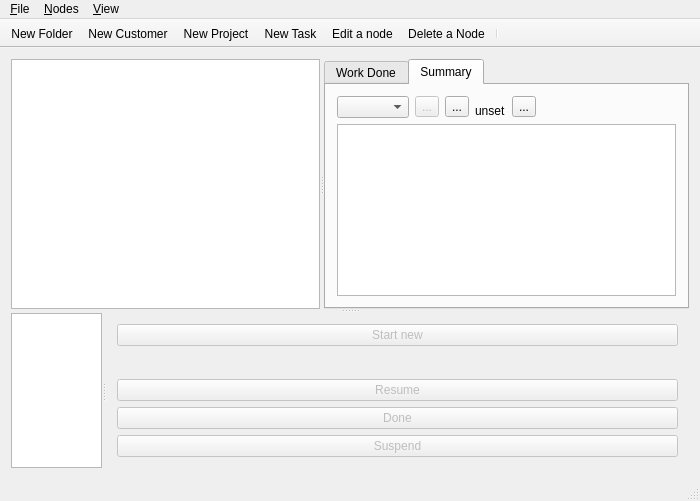
jgaa/whid, file ui/mainwindow.ui: the form before one commit.
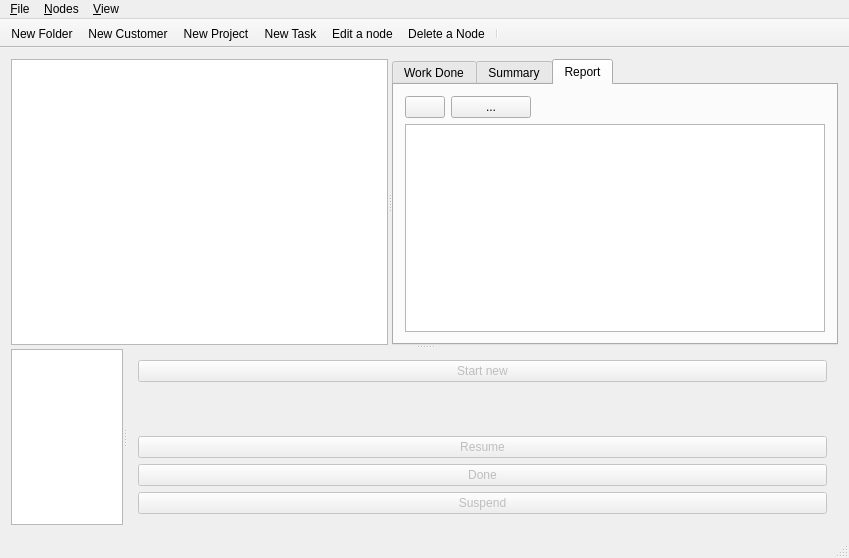
The form after the commit. Icons and pictures are not drawn.

Commit message: Report tab

```diff
--- a/ui/mainwindow.ui
+++ b/ui/mainwindow.ui
@@ -6,8 +6,8 @@
    <rect>
     <x>0</x>
     <y>0</y>
-    <width>700</width>
-    <height>501</height>
+    <width>849</width>
+    <height>558</height>
    </rect>
   </property>
   <property name="sizePolicy">
@@ -49,7 +49,7 @@
          <enum>QTabWidget::Rounded</enum>
         </property>
         <property name="currentIndex">
-         <number>1</number>
+         <number>2</number>
         </property>
         <widget class="QWidget" name="workListTab">
          <attribute name="title">
@@ -204,6 +204,58 @@
           </item>
          </layout>
         </widget>
+        <widget class="QWidget" name="reportTab">
+         <property name="accessibleName">
+          <string/>
+         </property>
+         <attribute name="title">
+          <string>Report</string>
+         </attribute>
+         <layout class="QVBoxLayout" name="verticalLayout_3">
+          <item>
+           <layout class="QVBoxLayout" name="reportVerticalLayout">
+            <item>
+             <layout class="QHBoxLayout" name="reportControlsLayout">
+              <item>
+               <widget class="QPushButton" name="overviewFilter">
+                <property name="text">
+                 <string/>
+                </property>
+                <property name="icon">
+                 <iconset resource="../resources.qrc">
+                  <normaloff>:/res/icons/filter.svg</normaloff>:/res/icons/filter.svg</iconset>
+                </property>
+               </widget>
+              </item>
+              <item>
+               <widget class="QPushButton" name="overviewOptions">
+                <property name="text">
+                 <string>...</string>
+                </property>
+               </widget>
+              </item>
+              <item>
+               <spacer name="horizontalSpacer">
+                <property name="orientation">
+                 <enum>Qt::Horizontal</enum>
+                </property>
+                <property name="sizeHint" stdset="0">
+                 <size>
+                  <width>40</width>
+                  <height>20</height>
+                 </size>
+                </property>
+               </spacer>
+              </item>
+             </layout>
+            </item>
+            <item>
+             <widget class="QTableView" name="reportView"/>
+            </item>
+           </layout>
+          </item>
+         </layout>
+        </widget>
        </widget>
       </widget>
       <widget class="QSplitter" name="bottomHorizontalSplitter">
@@ -297,8 +349,8 @@
     <rect>
      <x>0</x>
      <y>0</y>
-     <width>700</width>
-     <height>19</height>
+     <width>849</width>
+     <height>20</height>
     </rect>
    </property>
    <widget class="QMenu" name="menuFile">
```
